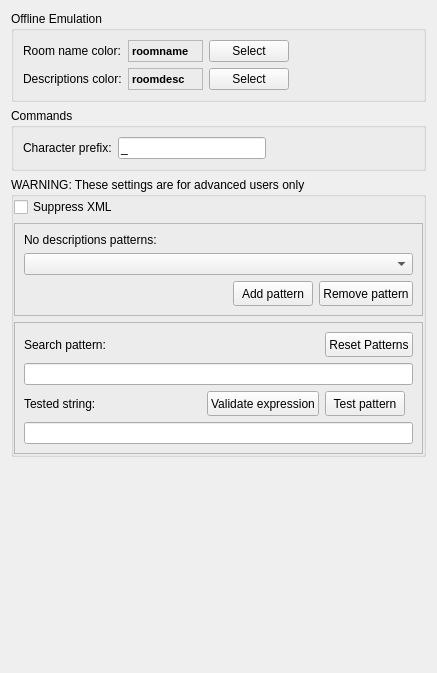
First picture: the form in src/preferences/parserpage.ui, repository MUME/MMapper, before the edit.
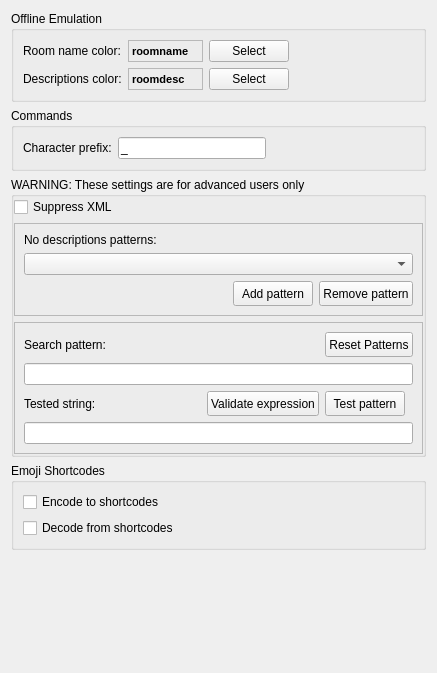
Second picture: the form after the edit.

Commit message: add emojis support

Patch:
```diff
--- a/src/preferences/parserpage.ui
+++ b/src/preferences/parserpage.ui
@@ -451,6 +451,42 @@
      </layout>
     </widget>
    </item>
+   <item>
+    <widget class="QGroupBox" name="groupBox_4">
+     <property name="title">
+      <string>Emoji Shortcodes</string>
+     </property>
+     <layout class="QGridLayout" name="gridLayout">
+      <item row="0" column="1">
+       <spacer name="horizontalSpacer_3">
+        <property name="orientation">
+         <enum>Qt::Horizontal</enum>
+        </property>
+        <property name="sizeHint" stdset="0">
+         <size>
+          <width>40</width>
+          <height>20</height>
+         </size>
+        </property>
+       </spacer>
+      </item>
+      <item row="0" column="0">
+       <widget class="QCheckBox" name="encodeEmoji">
+        <property name="text">
+         <string>Encode to shortcodes</string>
+        </property>
+       </widget>
+      </item>
+      <item row="1" column="0">
+       <widget class="QCheckBox" name="decodeEmoji">
+        <property name="text">
+         <string>Decode from shortcodes</string>
+        </property>
+       </widget>
+      </item>
+     </layout>
+    </widget>
+   </item>
    <item>
     <spacer>
      <property name="orientation">
```
The commit also changes 22 other files.
